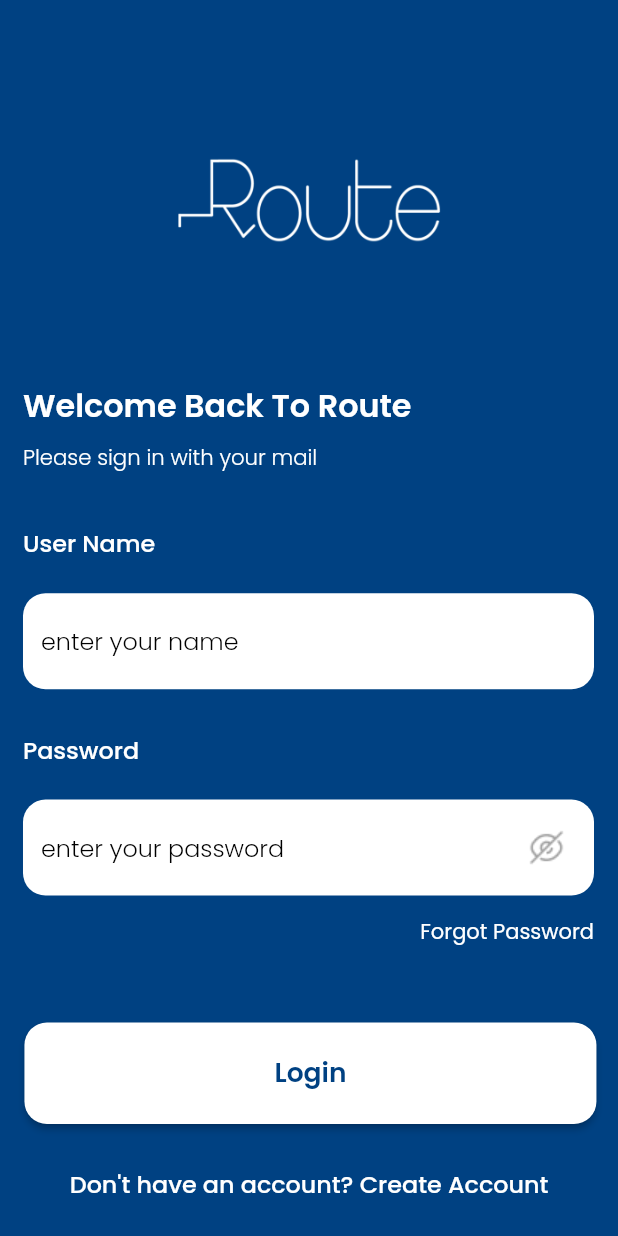
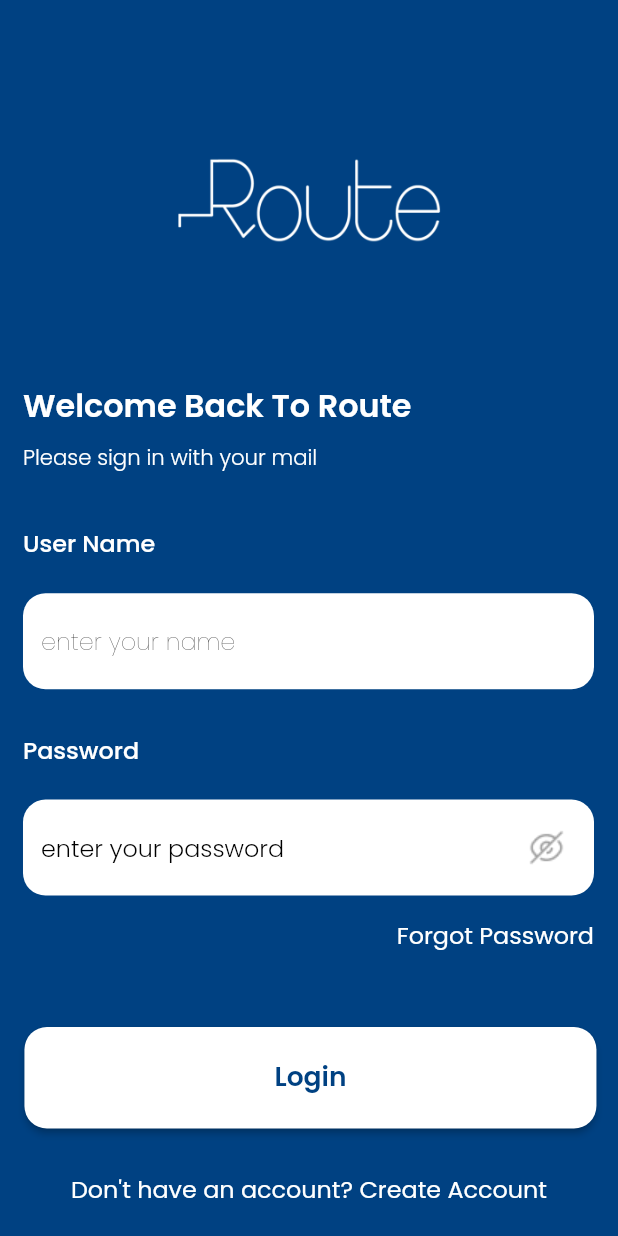
Before and after one commit to mohamedhamouda7897/eCommerce-c9_sunday, a Flutter app: the LoginScreen screen opened by its route, on a phone screen of 412 x 824 dp. Run offline on Flutter 3.47's test engine with Material 2 defaults, Android fonts, the phone set to English and light mode, and no system bars; our stand-ins replace bloc, dartz, dio, equatable, flutter_bloc, flutter_screenutil and 1 more.

Commit message:
login and signup styles and theming

```diff
--- a/lib/config/routes/routes.dart
+++ b/lib/config/routes/routes.dart
@@ -5,8 +5,8 @@ import 'package:flutter/material.dart';
 import '../../featuers/signup/presentation/pages/signup_screen.dart';
 
 class RoutesName {
-  static const String login = "/";
-  static const String signup = "signup";
+  static const String login = "Login";
+  static const String signup = "/";
   static const String home = "Home";
 }
 
--- a/lib/core/utils/app_colors.dart
+++ b/lib/core/utils/app_colors.dart
@@ -0,0 +1,7 @@
+import 'package:flutter/material.dart';
+
+class LoginAndSignUpColours {
+  static const BackGround = Color(0xff004182);
+  static const FontColour = Colors.white;
+  static const blackfont = Color(0xff000000);
+}
--- a/lib/core/utils/app_images.dart
+++ b/lib/core/utils/app_images.dart
@@ -0,0 +1,5 @@
+class LoginAndSignUpImages {
+  static const String RouteImage = "assets/images/route.png";
+
+  static const String HideImage = "assets/images/Hide.png";
+}
--- a/lib/core/utils/app_strings.dart
+++ b/lib/core/utils/app_strings.dart
@@ -0,0 +1,24 @@
+class LoginAndSignupStrings {
+  static const String WelcomeBack = "Welcome Back To Route";
+  static const String PleaseSignIn = "Please sign in with your mail";
+  static const String Username = "User Name";
+  static const String Password = "Password";
+  static const String entername = "enter your name";
+  static const String enterpassword = "enter your password";
+  static const String errorloginuser = "please enter your name";
+  static const String errorloginpassword = "please enter your password";
+  static const String forgotPass = "Forgot Password";
+  static const String Login = "Login";
+  static const String DontHaveAcc = "Don't have an account? Create Account";
+  static const String Fullname = "Full Name";
+  static const String Mobile = "Mobile Number";
+  static const String Email = "E-mail address";
+  static const String SignUp = "Sign up";
+
+  static const String EnterFullname = "enter your full name";
+  static const String entermobile = "enter your mobile no.";
+  static const String enteryouremail = "enter your email address";
+  static const String errorname = "please enter your full name";
+  static const String errormobile = "please enter your phone no.";
+  static const String erroremail = "please enter your email";
+}
--- a/lib/core/utils/styles.dart
+++ b/lib/core/utils/styles.dart
@@ -0,0 +1,19 @@
+import 'package:e_commerce_c9_sunday/core/utils/app_colors.dart';
+import 'package:flutter/material.dart';
+import 'package:flutter_screenutil/flutter_screenutil.dart';
+import 'package:google_fonts/google_fonts.dart';
+
+class LoginAndSignUpStyles {
+  static ThemeData LightThemedata = ThemeData(
+      scaffoldBackgroundColor: LoginAndSignUpColours.BackGround,
+      textTheme: TextTheme(
+          bodyLarge: GoogleFonts.poppins(
+              fontWeight: FontWeight.w600,
+              fontSize: 24.sp,
+              color: Colors.white),
+          bodyMedium: GoogleFonts.poppins(fontSize: 18.sp, color: Colors.white),
+          bodySmall: GoogleFonts.poppins(
+              fontWeight: FontWeight.w300,
+              fontSize: 16.sp,
+              color: Colors.white)));
+}
--- a/lib/featuers/login/presentation/pages/login_screen.dart
+++ b/lib/featuers/login/presentation/pages/login_screen.dart
@@ -1,4 +1,7 @@
 import 'package:dartz/dartz.dart';
+import 'package:e_commerce_c9_sunday/core/utils/app_colors.dart';
+import 'package:e_commerce_c9_sunday/core/utils/app_images.dart';
+import 'package:e_commerce_c9_sunday/core/utils/app_strings.dart';
 import 'package:flutter/material.dart';
 import 'package:flutter_screenutil/flutter_screenutil.dart';
 import 'package:google_fonts/google_fonts.dart';
@@ -14,14 +17,13 @@ class LoginScreen extends StatelessWidget {
     return Form(
       key: logkey,
       child: Scaffold(
-        backgroundColor: Color(0xff004182),
         body: SingleChildScrollView(
           child: Column(
             crossAxisAlignment: CrossAxisAlignment.stretch,
             children: [
               Padding(
                 padding: EdgeInsets.only(left: 97.w, right: 96.r, top: 91.h),
-                child: Image.asset('assets/images/route.png'),
+                child: Image.asset(LoginAndSignUpImages.RouteImage),
               ),
               SizedBox(
                 height: 86.9.h,
@@ -31,46 +33,38 @@ class LoginScreen extends StatelessWidget {
                 child: Column(
                   crossAxisAlignment: CrossAxisAlignment.start,
                   children: [
-                    Text(
-                      "Welcome Back To Route",
-                      style: GoogleFonts.poppins(
-                          fontWeight: FontWeight.w600,
-                          fontSize: 24.sp,
-                          color: Colors.white),
-                    ),
+                    Text(LoginAndSignupStrings.WelcomeBack,
+                        style: Theme.of(context).textTheme.bodyLarge),
                     SizedBox(
                       height: 8.h,
                     ),
-                    Text("Please sign in with your mail",
-                        style: GoogleFonts.poppins(
-                            fontWeight: FontWeight.w300,
-                            fontSize: 16.sp,
-                            color: Colors.white)),
+                    Text(LoginAndSignupStrings.PleaseSignIn,
+                        style: Theme.of(context).textTheme.bodySmall),
                     SizedBox(
                       height: 40.h,
                     ),
-                    Text('User Name',
-                        style: GoogleFonts.poppins(
-                            fontWeight: FontWeight.w500,
-                            fontSize: 18.sp,
-                            color: Colors.white)),
+                    Text(LoginAndSignupStrings.Username,
+                        style: Theme.of(context).textTheme.bodyMedium?.copyWith(
+                              fontWeight: FontWeight.w500,
+                            )),
                     SizedBox(
                       height: 24.h,
                     ),
                     TextFormField(
                         validator: (value) {
                           if (value == null || value.isEmpty) {
-                            return 'please enter your name';
+                            return LoginAndSignupStrings.errorloginuser;
                           }
                           return null;
                         },
                         decoration: InputDecoration(
                           // label: Text('enter your name' , style: GoogleFonts.poppins(fontWeight: FontWeight.w300),),
-                          hintText: "enter your name",
-                          hintStyle: GoogleFonts.poppins(
-                              fontWeight: FontWeight.w300,
-                              fontSize: 18.sp,
-                              color: Color(0xff000000)),
+                          hintText: LoginAndSignupStrings.entername,
+                          hintStyle:
+                              Theme.of(context).textTheme.bodyMedium?.copyWith(
+                                    fontWeight: FontWeight.w100,
+                                    color: LoginAndSignUpColours.blackfont,
+                                  ),
                           filled: true,
                           fillColor: Colors.white,
                           focusColor: Colors.transparent,
@@ -97,11 +91,10 @@ class LoginScreen extends StatelessWidget {
                     SizedBox(
                       height: 32.h,
                     ),
-                    Text('Password',
-                        style: GoogleFonts.poppins(
-                            fontWeight: FontWeight.w500,
-                            fontSize: 18.sp,
-                            color: Colors.white)),
+                    Text(LoginAndSignupStrings.Password,
+                        style: Theme.of(context).textTheme.bodyMedium?.copyWith(
+                              fontWeight: FontWeight.w500,
+                            )),
                     SizedBox(
                       height: 24.h,
                     ),
@@ -112,16 +105,18 @@ class LoginScreen extends StatelessWidget {
                             obscureText: true,
                             validator: (value) {
                               if (value == null || value.isEmpty) {
-                                return 'please enter your password';
+                                return LoginAndSignupStrings.errorloginpassword;
                               }
                               return null;
                             },
                             decoration: InputDecoration(
-                                hintText: "enter your password",
-                                hintStyle: GoogleFonts.poppins(
-                                    fontWeight: FontWeight.w300,
-                                    fontSize: 18.sp,
-                                    color: Color(0xff000000)),
+                                hintText: LoginAndSignupStrings.enterpassword,
+                                hintStyle: Theme.of(context)
+                                    .textTheme
+                                    .bodyMedium
+                                    ?.copyWith(
+                                        fontWeight: FontWeight.w300,
+                                        color: LoginAndSignUpColours.blackfont),
                                 filled: true,
                                 fillColor: Colors.white,
                                 focusColor: Colors.transparent,
@@ -148,7 +143,7 @@ class LoginScreen extends StatelessWidget {
                                   padding: EdgeInsets.only(
                                       right: 16.w, top: 20.h, bottom: 20.h),
                                   child: ImageIcon(
-                                    AssetImage("assets/images/Hide.png"),
+                                    AssetImage(LoginAndSignUpImages.HideImage),
                                     color: Colors.grey,
                                   ),
                                 ))),
@@ -159,12 +154,11 @@ class LoginScreen extends StatelessWidget {
                             onTap: () {
                               // Write The Function Here
                             },
-                            child: Text(
-                              'Forgot Password',
-                              style: GoogleFonts.poppins(
-                                  color: Colors.white,
-                                  fontWeight: FontWeight.w400),
-                            ))
+                            child: Text(LoginAndSignupStrings.forgotPass,
+                                style: Theme.of(context)
+                                    .textTheme
+                                    .bodyMedium
+                                    ?.copyWith(fontWeight: FontWeight.w400)))
                       ],
                     ),
                   ],
@@ -185,11 +179,10 @@ class LoginScreen extends StatelessWidget {
                     child: Padding(
                       padding: EdgeInsets.only(bottom: 23.h, top: 23.h),
                       child: Text(
-                        "Login",
-                        style: GoogleFonts.poppins(
-                            fontWeight: FontWeight.w600,
-                            fontSize: 20.sp,
-                            color: Color(0xff004182)),
+                        LoginAndSignupStrings.Login,
+                        style: Theme.of(context).textTheme.bodyLarge?.copyWith(
+                            color: LoginAndSignUpColours.BackGround,
+                            fontSize: 20.sp),
                       ),
                     ),
                     style: ElevatedButton.styleFrom(
@@ -204,13 +197,8 @@ class LoginScreen extends StatelessWidget {
                         onTap: () {
                           // Write The Function Here
                         },
-                        child: Text(
-                          "Don't have an account? Create Account",
-                          style: GoogleFonts.poppins(
-                              color: Colors.white,
-                              fontWeight: FontWeight.w500,
-                              fontSize: 18.sp),
-                        ))),
+                        child: Text(LoginAndSignupStrings.DontHaveAcc,
+                            style: Theme.of(context).textTheme.bodyMedium))),
               )
             ],
           ),
--- a/lib/my_app.dart
+++ b/lib/my_app.dart
@@ -1,4 +1,5 @@
 import 'package:e_commerce_c9_sunday/config/routes/routes.dart';
+import 'package:e_commerce_c9_sunday/core/utils/styles.dart';
 import 'package:flutter/material.dart';
 import 'package:flutter_screenutil/flutter_screenutil.dart';
 
@@ -9,13 +10,14 @@ class MyApp extends StatelessWidget {
   @override
   Widget build(BuildContext context) {
     return ScreenUtilInit(
+      designSize: Size(430, 932),
       minTextAdapt: true,
       splitScreenMode: true,
       builder: (context, child) => MaterialApp(
         debugShowCheckedModeBanner: false,
         onGenerateRoute: (settings) => AppRouter.onGenerate(settings),
+        theme: LoginAndSignUpStyles.LightThemedata,
       ),
-      designSize: Size(430, 932),
     );
   }
 }
```
Also changed, not shown: lib/featuers/signup/presentation/pages/signup_screen.dart (+54 -45 lines).
